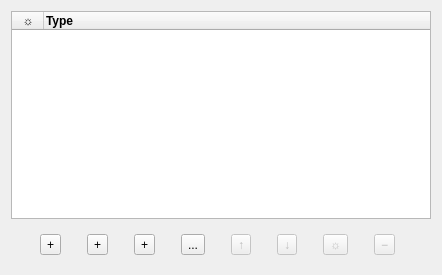
Old version of the form src/dlg/LayerDialog.ui in the repository wagenadl/photohoard.
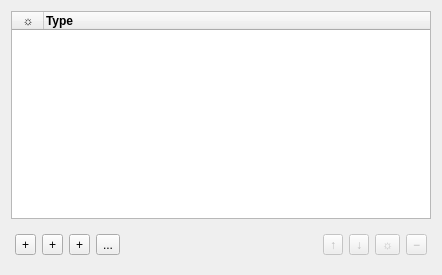
New version of the form. Icons and pictures are not drawn.

Commit message: Trying to speed-up clone. Bugfix to layer delete

Patch:
```diff
--- a/src/dlg/LayerDialog.ui
+++ b/src/dlg/LayerDialog.ui
@@ -91,6 +91,15 @@
    <item>
     <widget class="QWidget" name="widget" native="true">
      <layout class="QHBoxLayout" name="horizontalLayout">
+      <property name="leftMargin">
+       <number>4</number>
+      </property>
+      <property name="topMargin">
+       <number>9</number>
+      </property>
+      <property name="rightMargin">
+       <number>4</number>
+      </property>
       <item>
        <widget class="QToolButton" name="addLinear">
         <property name="toolTip">
@@ -147,6 +156,19 @@
         </property>
        </widget>
       </item>
+      <item>
+       <spacer name="horizontalSpacer">
+        <property name="orientation">
+         <enum>Qt::Horizontal</enum>
+        </property>
+        <property name="sizeHint" stdset="0">
+         <size>
+          <width>40</width>
+          <height>20</height>
+         </size>
+        </property>
+       </spacer>
+      </item>
       <item>
        <widget class="QToolButton" name="raise">
         <property name="enabled">
```
The commit also changes 9 other files.
